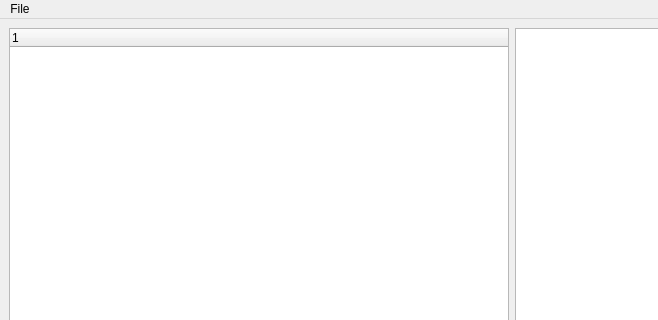
Before: the Qt Designer form qt/tkMainWindow.ui in ooklah/timekeeper, drawn with Qt 5; both pictures show x 0 to 658 and y 0 to 320 of the 1023 by 600 pixel window.
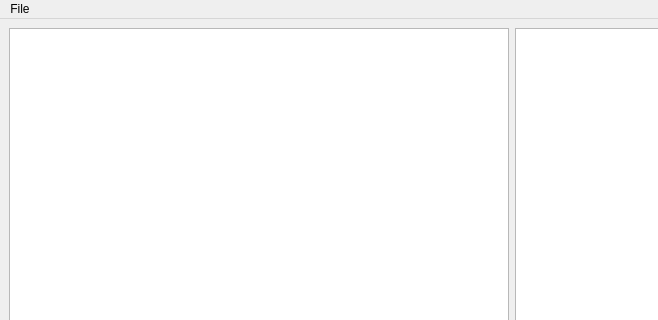
After: the same form once the commit is applied.

Commit message: Changed the treewidget to treeview as it should have been.

Diff of the .ui file:
```diff
--- a/qt/tkMainWindow.ui
+++ b/qt/tkMainWindow.ui
@@ -16,7 +16,7 @@
   <widget class="QWidget" name="centralwidget">
    <layout class="QHBoxLayout" name="horizontalLayout">
     <item>
-     <widget class="QTreeWidget" name="taskTree"/>
+     <widget class="QTreeView" name="taskTree"/>
     </item>
     <item>
      <widget class="QTableWidget" name="recordsTable"/>
```
The commit also changes 1 other file.
